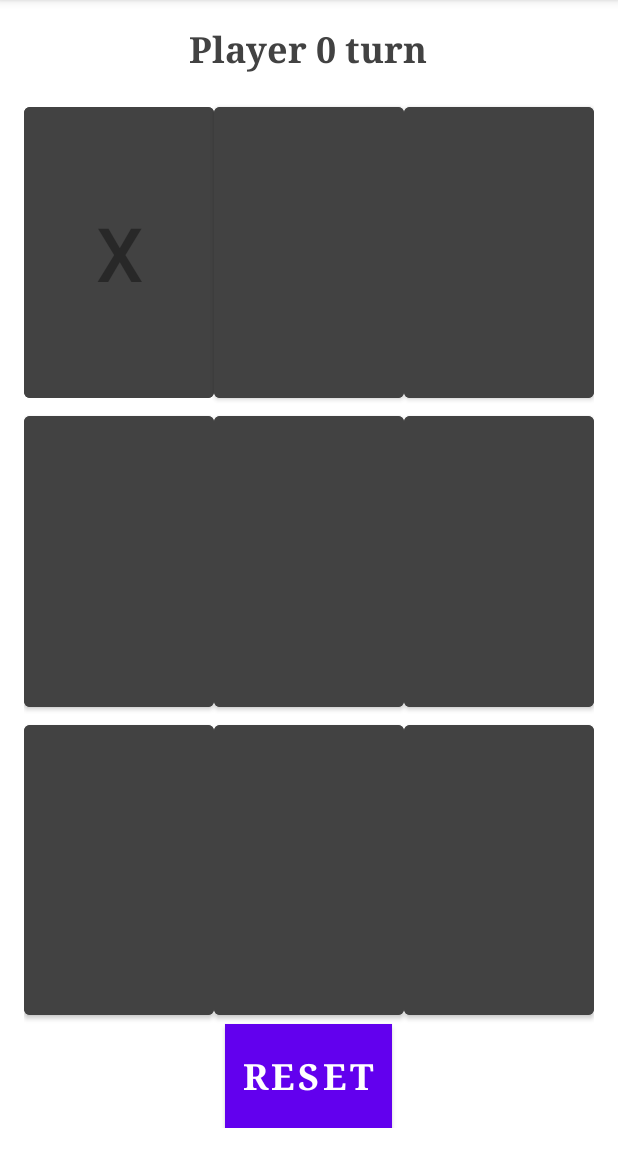
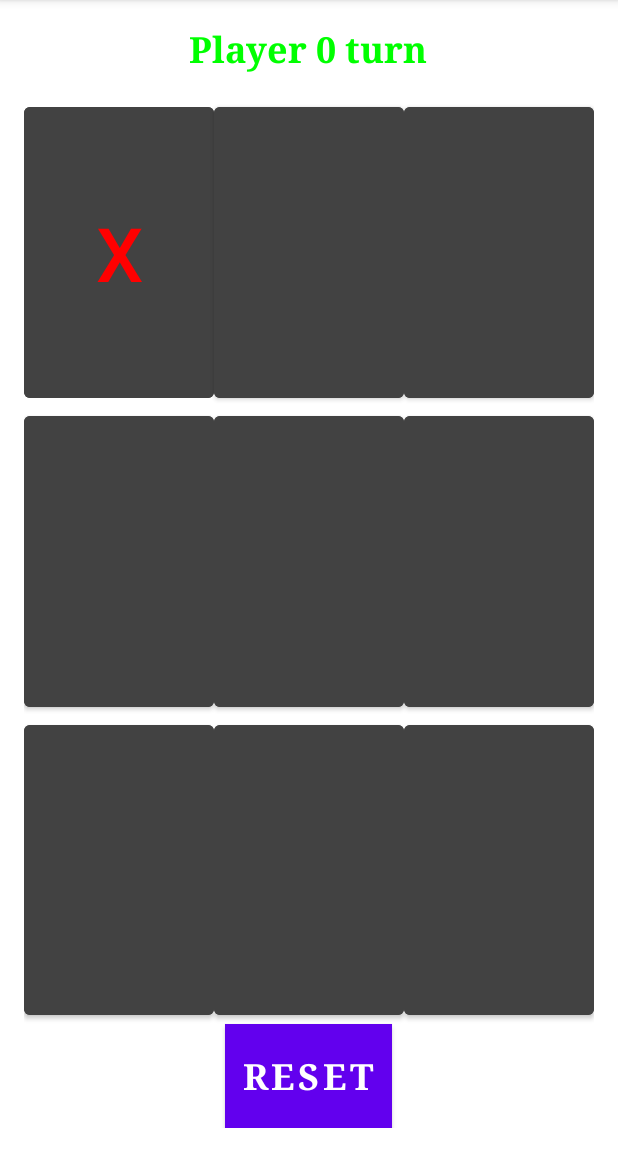
Before and after one commit to prateekb1912/tic-tac-toe, an Android app: the screen it shows after launch (MainActivity), after a tap on an icon or button, on a phone screen of 412 x 824 dp, the part 84-1236 px from its top. Run offline under Robolectric (Android 15) with nearby library versions, the phone set to English and light mode, and no system bars.

Commit message:
Add turn-based color change

```diff
--- a/app/src/main/java/com/criclytica/tictactoe/MainActivity.kt
+++ b/app/src/main/java/com/criclytica/tictactoe/MainActivity.kt
@@ -5,6 +5,7 @@ import android.os.Bundle
 import android.util.Log
 import android.view.View
 import android.widget.Button
+import androidx.core.content.ContextCompat
 import kotlinx.android.synthetic.main.activity_main.*
 import kotlin.math.log
 
@@ -66,7 +67,10 @@ class MainActivity : AppCompatActivity(), View.OnClickListener {
                 board[i][j].isEnabled = true
                 board[i][j].text = ""
 
-                tvHead.text = "Player X turn"
+                tvHead.apply {
+                    setText("Player X turn")
+                    setTextColor(ContextCompat.getColor(context, R.color.red))
+                }
             }
         }
     }
@@ -113,9 +117,12 @@ class MainActivity : AppCompatActivity(), View.OnClickListener {
         var text = if(player) "X" else "0"
         val value = if(player) 1 else 0
 
+        var color = if(player) R.color.red else R.color.green
+
         board[row][col].apply {
             isEnabled = false
             setText(text)
+            setTextColor(ContextCompat.getColor(context, color))
         }
         boardStatus[row][col] = value
 
@@ -123,7 +130,12 @@ class MainActivity : AppCompatActivity(), View.OnClickListener {
 
         if(!gameComp[0]) {
             text = if (text == "X") "0" else "X"
-            tvHead.setText("Player $text turn")
+            color = if(!player) R.color.red else R.color.green
+
+            tvHead.apply {
+                setText("Player $text turn")
+                setTextColor(ContextCompat.getColor(context, color))
+            }
             PLAYER = !player
         }
 
@@ -133,7 +145,10 @@ class MainActivity : AppCompatActivity(), View.OnClickListener {
             else
                 text = "Player 0 won the game!!!"
 
-            tvHead.setText(text)
+            tvHead.apply {
+                setText(text)
+                setTextColor(ContextCompat.getColor(context, color))
+            }
 
             for (i in board) {
                 for (b in i) {
@@ -163,14 +178,12 @@ class MainActivity : AppCompatActivity(), View.OnClickListener {
 
             if(sum == 3)
             {
-                Log.i("TTT", "Horizontal passed")
                 winStatus[0] = true
                 winStatus[1] = true
                 break
             }
             else if(sum == 0)
             {
-                Log.i("TTT", "Horizontal passed")
                 winStatus[0] = true
                 winStatus[1] = false
                 break
@@ -186,14 +199,12 @@ class MainActivity : AppCompatActivity(), View.OnClickListener {
 
             if(sum == 3)
             {
-                Log.i("TTT", "Vertical passed")
                 winStatus[0] = true
                 winStatus[1] = true
                 break
             }
             else if(sum == 0)
             {
-                Log.i("TTT", "Vertical passed")
                 winStatus[0] = true
                 winStatus[1] = false
                 break
@@ -204,7 +215,6 @@ class MainActivity : AppCompatActivity(), View.OnClickListener {
         // Diagonal check
         if(boardStatus[0][0] == boardStatus[1][1] && boardStatus[1][1] == boardStatus[2][2] && boardStatus[0][0] != -99)
         {
-            Log.i("TTT", "Diagonal 1 passed")
             winStatus[0] = true
             winStatus[1] = boardStatus[0][0] == 1
         }
@@ -212,7 +222,6 @@ class MainActivity : AppCompatActivity(), View.OnClickListener {
 
         if(boardStatus[2][0] == boardStatus[1][1] && boardStatus[1][1] == boardStatus[0][2] && boardStatus[1][1] != -99)
         {
-            Log.i("TTT", "Diagonal 2 passed")
             winStatus[0] = true
             winStatus[1] = boardStatus[1][1] == 1
         }
--- a/app/src/main/res/layout/activity_main.xml
+++ b/app/src/main/res/layout/activity_main.xml
@@ -14,7 +14,7 @@
         android:layout_height="wrap_content"
         android:text="Player X turn"
         android:layout_gravity="center_horizontal"
-        android:textColor="@color/cardview_dark_background"
+        android:textColor="@color/green"
         android:textSize="24sp"
         android:typeface="serif"
         android:textStyle="bold"
--- a/app/src/main/res/values/colors.xml
+++ b/app/src/main/res/values/colors.xml
@@ -7,4 +7,6 @@
     <color name="teal_700">#FF018786</color>
     <color name="black">#FF000000</color>
     <color name="white">#FFFFFFFF</color>
+    <color name="red">#FF0000</color>
+    <color name="green">#00FF00</color>
 </resources>
```
